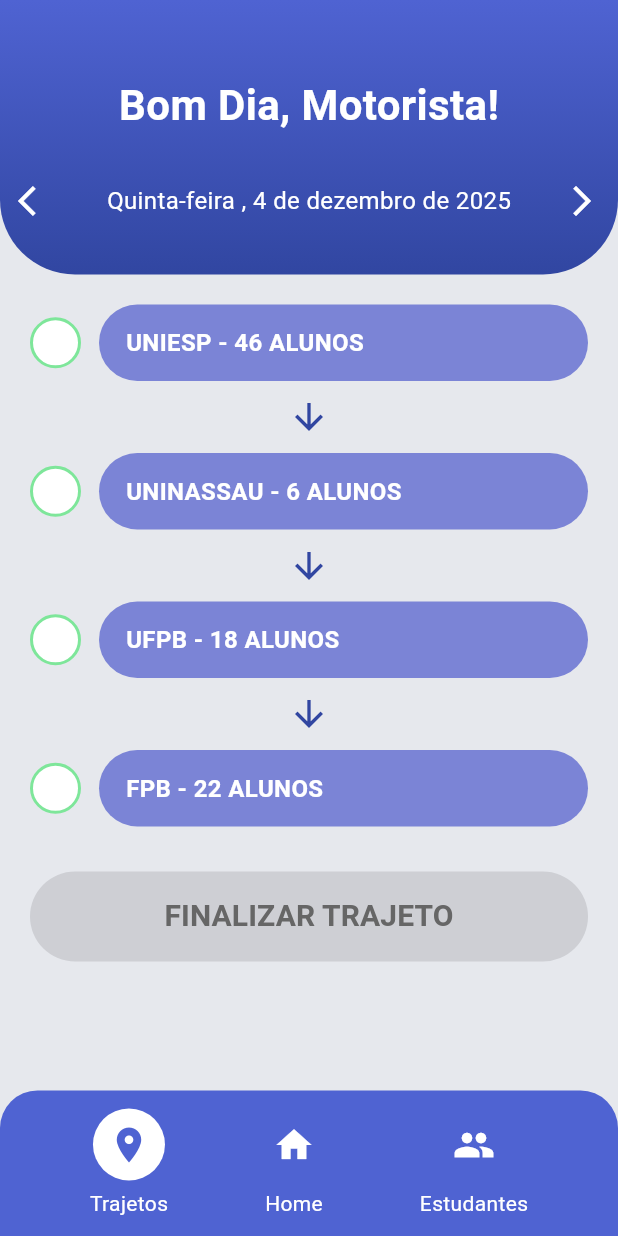
After one commit to nyc0tine/UniBus-Intermuncipal, a Flutter app: the TrajetosView screen opened by its route, on a phone screen of 412 x 824 dp. The commit adds this screen. Run offline on Flutter 3.47's test engine with Material 3 defaults, Android fonts, the phone set to English and light mode, and no system bars; our stand-ins replace cloud_firestore, firebase_auth, firebase_core, shared_preferences; accounts and stored records are empty; Roboto replaces fonts that are missing (Georgia).

Commit message:
alterações

```diff
--- a/lib/main.dart
+++ b/lib/main.dart
@@ -5,6 +5,11 @@ import 'package:firebase_core/firebase_core.dart';
 import 'viewmodels/login_viewmodel.dart';
 import 'views/login_view.dart';
 import 'firebase_options.dart';
+
+import 'views/home_estudante_view.dart';
+import 'views/lista_estudante_view.dart';
+import 'views/trajetos_view.dart'; // se existir
+
 
 Future<void> main() async {
   WidgetsFlutterBinding.ensureInitialized();
@@ -44,6 +49,12 @@ class UniBus extends StatelessWidget {
           900: Color(0xFF273088),
         }),
       ),
+
+      routes: {
+        '/homeEstudante': (context) => const HomeEstudanteView(),
+        '/trajetos': (context) => const TrajetosView(), // coloque sua view real aqui
+        '/listaEstudantes': (context) => const ListaEstudanteView(),
+      },
       home: const LoginView(),
     );
   }
--- a/lib/viewmodels/lista_estudante_viewmodel.dart
+++ b/lib/viewmodels/lista_estudante_viewmodel.dart
@@ -2,18 +2,17 @@ import 'package:flutter/material.dart';
 import '../models/lista_estudante_model.dart';
 
 class ListaEstudanteViewModel extends ChangeNotifier {
-  final List<String> instituicoes = [
-    "Todos",
-    "Uninassau",
-    "UFPB",
-    "UNIESP",
-  ];
+  final List<String> instituicoes = ["Todos", "Uninassau", "UFPB", "UNIESP"];
 
-  List<Estudante> _todosEstudantes = [
+  final List<Estudante> _todosEstudantes = [
     Estudante(id: "1", nome: "Ana Beatriz", instituicao: "Uninassau"),
     Estudante(id: "2", nome: "João Pedro", instituicao: "UFPB"),
     Estudante(id: "3", nome: "Maria Eduarda", instituicao: "UNIESP"),
     Estudante(id: "4", nome: "Lucas Henriques", instituicao: "UFPB"),
+    Estudante(id: "5", nome: "Carlos Silva", instituicao: "Uninassau"),
+    Estudante(id: "6", nome: "Juliana Costa", instituicao: "UNIESP"),
+    Estudante(id: "7", nome: "Felipe Oliveira", instituicao: "UFPB"),
+    Estudante(id: "8", nome: "Amanda Souza", instituicao: "Uninassau"),
   ];
 
   String _filtroAtual = "Todos";
@@ -21,7 +20,6 @@ class ListaEstudanteViewModel extends ChangeNotifier {
 
   List<Estudante> get estudantesFiltrados {
     if (_filtroAtual == "Todos") return _todosEstudantes;
-
     return _todosEstudantes
         .where((e) => e.instituicao == _filtroAtual)
         .toList();
--- /dev/null
+++ b/lib/viewmodels/trajetos_viewmodel.dart
@@ -0,0 +1,123 @@
+import 'package:flutter/material.dart';
+
+class TrajetosViewModel extends ChangeNotifier {
+  DateTime dataSelecionada = DateTime.now();
+
+  final List<Map<String, dynamic>> instituicoes = [
+    {'nome': 'UNIESP', 'alunos': 46},
+    {'nome': 'UNINASSAU', 'alunos': 6},
+    {'nome': 'UFPB', 'alunos': 18},
+    {'nome': 'FPB', 'alunos': 22},
+  ];
+
+  // Índice da última bolinha marcada (progresso). -1 = nada marcado
+  int ultimaMarcada = -1;
+
+  void avancarData() {
+    dataSelecionada = dataSelecionada.add(const Duration(days: 1));
+    notifyListeners();
+  }
+
+  void recuarData() {
+    dataSelecionada = dataSelecionada.subtract(const Duration(days: 1));
+    notifyListeners();
+  }
+
+  String getDataFormatada(DateTime d) {
+    // Formata data como 'Segunda-feira , 1 de dezembro de 2025'
+    final weekday = _weekdayPt(d.weekday);
+    final month = _monthPt(d.month);
+    return '$weekday , ${d.day} de $month de ${d.year}';
+  }
+
+  String _weekdayPt(int w) {
+    switch (w) {
+      case DateTime.monday:
+        return 'Segunda-feira';
+      case DateTime.tuesday:
+        return 'Terça-feira';
+      case DateTime.wednesday:
+        return 'Quarta-feira';
+      case DateTime.thursday:
+        return 'Quinta-feira';
+      case DateTime.friday:
+        return 'Sexta-feira';
+      case DateTime.saturday:
+        return 'Sábado';
+      case DateTime.sunday:
+      default:
+        return 'Domingo';
+    }
+  }
+
+  String _monthPt(int m) {
+    switch (m) {
+      case 1:
+        return 'janeiro';
+      case 2:
+        return 'fevereiro';
+      case 3:
+        return 'março';
+      case 4:
+        return 'abril';
+      case 5:
+        return 'maio';
+      case 6:
+        return 'junho';
+      case 7:
+        return 'julho';
+      case 8:
+        return 'agosto';
+      case 9:
+        return 'setembro';
+      case 10:
+        return 'outubro';
+      case 11:
+        return 'novembro';
+      case 12:
+      default:
+        return 'dezembro';
+    }
+  }
+
+  /// Tenta alternar a bolinha no índice [index].
+  /// Regras:
+  /// - Só é permitido marcar o próximo: index == ultimaMarcada + 1
+  /// - Só é permitido desmarcar o último marcado: index == ultimaMarcada
+  /// Retorna `null` se operação bem-sucedida, ou mensagem de erro caso contrário.
+  String? toggleIndice(int index) {
+    if (index < 0 || index >= instituicoes.length) {
+      return 'Índice inválido';
+    }
+
+    if (index == ultimaMarcada + 1) {
+      // marcar próximo
+      ultimaMarcada = index;
+      notifyListeners();
+      return null;
+    }
+
+    if (index == ultimaMarcada) {
+      // desmarcar último
+      ultimaMarcada = ultimaMarcada - 1;
+      notifyListeners();
+      return null;
+    }
+
+    // qualquer outra ação é inválida (pular ordem ou desmarcar abaixo do topo)
+    if (index > ultimaMarcada + 1) {
+      return 'Marque as paradas anteriores primeiro';
+    }
+    return 'Desmarque as paradas mais recentes primeiro';
+  }
+
+  bool isMarcado(int index) => index <= ultimaMarcada;
+
+  bool canFinalizar() => ultimaMarcada == instituicoes.length - 1;
+
+  void finalizarTrajeto() {
+    // Aqui você pode implementar lógica real (ex: enviar para backend)
+    // Por enquanto apenas notifica para permitir feedback na UI
+    notifyListeners();
+  }
+}
--- a/lib/views/home_motorista_view.dart
+++ b/lib/views/home_motorista_view.dart
@@ -70,9 +70,9 @@ class _HomeMotoristaViewState extends State<HomeMotoristaView> {
       ),
       child: Column(
         children: [
-          const Text(
-            "Bom Dia, Motorista!",
-            style: TextStyle(
+          Text(
+            "Bom Dia, ${vm.motoristaNome.isNotEmpty ? vm.motoristaNome : 'Motorista'}!",
+            style: const TextStyle(
               color: Colors.white,
               fontSize: 28,
               fontWeight: FontWeight.bold,
@@ -106,7 +106,7 @@ class _HomeMotoristaViewState extends State<HomeMotoristaView> {
                 },
               ),
             ],
-          )
+          ),
         ],
       ),
     );
@@ -115,8 +115,12 @@ class _HomeMotoristaViewState extends State<HomeMotoristaView> {
   // card Viagens de Hoje
   Widget cardViagensHoje(HomeMotoristaViewModel vm) {
     final viagem = vm.viagensHoje.isNotEmpty ? vm.viagensHoje.first : null;
-    final tipo = viagem != null ? (viagem['tipo'] as String?) ?? 'Viagem' : 'Sem viagem';
-    final passageiros = viagem != null ? (viagem['passageirosCount'] as int?) ?? 0 : 0;
+    final tipo = viagem != null
+        ? (viagem['tipo'] as String?) ?? 'Viagem'
+        : 'Sem viagem';
+    final passageiros = viagem != null
+        ? (viagem['passageirosCount'] as int?) ?? 0
+        : 0;
 
     return buildCard(
       icon: Icons.directions_bus,
@@ -136,8 +140,10 @@ class _HomeMotoristaViewState extends State<HomeMotoristaView> {
       icon: Icons.list_alt,
       title: "Lista de passageiros",
       children: [
-        Text("$contagem passageiros registrados",
-            style: const TextStyle(fontSize: 17)),
+        Text(
+          "$contagem passageiros registrados",
+          style: const TextStyle(fontSize: 17),
+        ),
       ],
     );
   }
@@ -153,10 +159,7 @@ class _HomeMotoristaViewState extends State<HomeMotoristaView> {
           children: [
             const Text("•  ", style: TextStyle(fontSize: 20)),
             Expanded(
-              child: Text(
-                primeiroAviso,
-                style: const TextStyle(fontSize: 17),
-              ),
+              child: Text(primeiroAviso, style: const TextStyle(fontSize: 17)),
             ),
           ],
         ),
@@ -173,12 +176,16 @@ class _HomeMotoristaViewState extends State<HomeMotoristaView> {
         Row(
           mainAxisAlignment: MainAxisAlignment.spaceBetween,
           children: [
-            Text("Selecionado:\n${vm.veiculo ?? 'Não especificado'}",
-              style: const TextStyle(fontSize: 17)),
-            Text("Placa:\n${vm.motoristaContato.isNotEmpty ? vm.motoristaContato : 'N/A'}",
-              style: const TextStyle(fontSize: 17)),
+            Text(
+              "Selecionado:\n${vm.veiculo ?? 'Não especificado'}",
+              style: const TextStyle(fontSize: 17),
+            ),
+            Text(
+              "Placa:\n${vm.motoristaContato.isNotEmpty ? vm.motoristaContato : 'N/A'}",
+              style: const TextStyle(fontSize: 17),
+            ),
           ],
-        )
+        ),
       ],
     );
   }
@@ -196,11 +203,7 @@ class _HomeMotoristaViewState extends State<HomeMotoristaView> {
         color: const Color(0xFFD9D9D9),
         borderRadius: BorderRadius.circular(25),
         boxShadow: const [
-          BoxShadow(
-            color: Colors.black26,
-            blurRadius: 6,
-            offset: Offset(2, 4),
-          )
+          BoxShadow(color: Colors.black26, blurRadius: 6, offset: Offset(2, 4)),
         ],
       ),
       child: Column(
@@ -241,16 +244,36 @@ class _HomeMotoristaViewState extends State<HomeMotoristaView> {
       child: Row(
         mainAxisAlignment: MainAxisAlignment.spaceEvenly,
         children: [
-          navButton(Icons.location_on, "Trajetos", false),
-          navButton(Icons.home, "Home", true),
-          navButton(Icons.people, "Estudantes", false),
+          navButton(Icons.location_on, "Trajetos", _selectedIndex == 0),
+          navButton(Icons.home, "Home", _selectedIndex == 1),
+          navButton(Icons.people, "Estudantes", _selectedIndex == 2),
         ],
       ),
     );
   }
 
   Widget navButton(IconData icon, String label, bool active) {
-    return Column(
+    return GestureDetector(
+      onTap: () {
+        // Atualiza estado visual do botão
+        setState(() {
+          if (label == 'Trajetos') {
+            _selectedIndex = 0;
+          } else if (label == 'Home') {
+            _selectedIndex = 1;
+          } else if (label == 'Estudantes') {
+            _selectedIndex = 2;
+          }
+        });
+
+        // Navega para a rota correspondente
+        if (label == 'Estudantes') {
+          Navigator.pushNamed(context, '/listaEstudantes');
+        } else if (label == 'Trajetos') {
+          Navigator.pushNamed(context, '/trajetos');
+        }
+      },
+      child: Column(
         mainAxisSize: MainAxisSize.min,
         children: [
           Container(
@@ -266,11 +289,9 @@ class _HomeMotoristaViewState extends State<HomeMotoristaView> {
             ),
           ),
           const SizedBox(height: 5),
-        Text(
-          label,
-          style: const TextStyle(color: Colors.white),
+          Text(label, style: const TextStyle(color: Colors.white)),
+        ],
       ),
-      ],
     );
   }
 }
--- /dev/null
+++ b/lib/views/trajetos_view.dart
@@ -0,0 +1,302 @@
+import 'package:flutter/material.dart';
+import 'package:provider/provider.dart';
+
+import '../viewmodels/trajetos_viewmodel.dart';
+
+class TrajetosView extends StatefulWidget {
+  const TrajetosView({super.key});
+
+  @override
+  State<TrajetosView> createState() => _TrajetosViewState();
+}
+
+class _TrajetosViewState extends State<TrajetosView>
+    with SingleTickerProviderStateMixin {
+  late AnimationController _controller;
+
+  @override
+  void initState() {
+    super.initState();
+    _controller = AnimationController(
+      vsync: this,
+      duration: const Duration(milliseconds: 1400),
+    )..repeat(reverse: true);
+  }
+
+  @override
+  void dispose() {
+    _controller.dispose();
+    super.dispose();
+  }
+
+  @override
+  Widget build(BuildContext context) {
+    return ChangeNotifierProvider(
+      create: (_) => TrajetosViewModel(),
+      child: Consumer<TrajetosViewModel>(
+        builder: (context, vm, _) {
+          return Scaffold(
+            backgroundColor: const Color(0xFFE6E8ED),
+            body: Column(
+              children: [
+                _buildHeader(vm),
+                const SizedBox(height: 10),
+                Expanded(
+                  child: SingleChildScrollView(
+                    padding: const EdgeInsets.symmetric(horizontal: 20),
+                    child: Column(
+                      children: [
+                        const SizedBox(height: 10),
+                        ..._buildInstituicoes(vm),
+                        const SizedBox(height: 30),
+                        SizedBox(
+                          width: double.infinity,
+                          height: 60,
+                          child: ElevatedButton(
+                            onPressed: vm.canFinalizar()
+                                ? () {
+                                    vm.finalizarTrajeto();
+                                    ScaffoldMessenger.of(context).showSnackBar(
+                                      const SnackBar(
+                                        content: Text('Trajeto finalizado'),
+                                      ),
+                                    );
+                                  }
+                                : null,
+                            style: ElevatedButton.styleFrom(
+                              shape: RoundedRectangleBorder(
+                                borderRadius: BorderRadius.circular(30),
+                              ),
+                              backgroundColor: vm.canFinalizar()
+                                  ? const Color(0xFF3948A3)
+                                  : const Color(0xFFD9D9D9),
+                            ),
+                            child: Text(
+                              'FINALIZAR TRAJETO',
+                              style: TextStyle(
+                                fontSize: 20,
+                                fontWeight: FontWeight.bold,
+                                color: vm.canFinalizar()
+                                    ? Colors.white
+                                    : const Color(0xFF666666),
+                              ),
+                            ),
+                          ),
+                        ),
+                        const SizedBox(height: 30),
+                      ],
+                    ),
+                  ),
+                ),
+              ],
+            ),
+            bottomNavigationBar: _buildBottomNavigation(context),
+          );
+        },
+      ),
+    );
+  }
+
+  Widget _buildHeader(TrajetosViewModel vm) {
+    return Container(
+      width: double.infinity,
+      padding: const EdgeInsets.only(top: 50, bottom: 25),
+      decoration: const BoxDecoration(
+        gradient: LinearGradient(
+          colors: [Color(0xFF4F63D2), Color(0xFF3146A1)],
+          begin: Alignment.topCenter,
+          end: Alignment.bottomCenter,
+        ),
+        borderRadius: BorderRadius.only(
+          bottomLeft: Radius.circular(50),
+          bottomRight: Radius.circular(50),
+        ),
+      ),
+      child: Column(
+        children: [
+          const Text(
+            'Bom Dia, Motorista!',
+            style: TextStyle(
+              color: Colors.white,
+              fontSize: 28,
+              fontWeight: FontWeight.bold,
+              fontFamily: 'Georgia',
+            ),
+          ),
+          const SizedBox(height: 20),
+          Row(
+            mainAxisAlignment: MainAxisAlignment.spaceBetween,
+            children: [
+              IconButton(
+                icon: const Icon(Icons.arrow_back_ios, color: Colors.white),
+                onPressed: () {
+                  vm.recuarData();
+                },
+              ),
+              Text(
+                vm.getDataFormatada(vm.dataSelecionada),
+                style: const TextStyle(color: Colors.white, fontSize: 16),
+              ),
+              IconButton(
+                icon: const Icon(Icons.arrow_forward_ios, color: Colors.white),
+                onPressed: () {
+                  vm.avancarData();
+                },
+              ),
+            ],
+          ),
+        ],
+      ),
+    );
+  }
+
+  List<Widget> _buildInstituicoes(TrajetosViewModel vm) {
+    final List<Widget> items = [];
+    for (var i = 0; i < vm.instituicoes.length; i++) {
+      final inst = vm.instituicoes[i];
+
+      items.add(
+        Row(
+          crossAxisAlignment: CrossAxisAlignment.center,
+          children: [
+            // indicador circular (clicável)
+            GestureDetector(
+              onTap: () {
+                final msg = vm.toggleIndice(i);
+                if (msg != null) {
+                  ScaffoldMessenger.of(
+                    context,
+                  ).showSnackBar(SnackBar(content: Text(msg)));
+                }
+              },
+              child: Container(
+                margin: const EdgeInsets.only(right: 12),
+                width: 34,
+                height: 34,
+                decoration: BoxDecoration(
+                  color: vm.isMarcado(i)
+                      ? const Color(0xFF7EE69A)
+                      : Colors.white,
+                  shape: BoxShape.circle,
+                  border: Border.all(color: const Color(0xFF7EE69A), width: 2),
+                ),
+                child: vm.isMarcado(i)
+                    ? const Icon(Icons.check, color: Colors.white)
+                    : const SizedBox.shrink(),
+              ),
+            ),
+
+            // pill
+            Expanded(
+              child: Container(
+                padding: const EdgeInsets.symmetric(
+                  vertical: 14,
+                  horizontal: 18,
+                ),
+                decoration: BoxDecoration(
+                  color: const Color(0xFF7B84D6),
+                  borderRadius: BorderRadius.circular(40),
+                ),
+                child: Text(
+                  '${inst['nome'].toString().toUpperCase()} - ${inst['alunos']} ALUNOS',
+                  style: const TextStyle(
+                    color: Colors.white,
+                    fontSize: 16,
+                    fontWeight: FontWeight.bold,
+                  ),
+                ),
+              ),
+            ),
+          ],
+        ),
+      );
+
+      // se não for o último, adicionar seta com animação
+      if (i != vm.instituicoes.length - 1) {
+        final shouldAnimate = vm.ultimaMarcada == i;
+        items.add(
+          Padding(
+            padding: const EdgeInsets.symmetric(vertical: 10),
+            child: Center(
+              child: shouldAnimate
+                  ? FadeTransition(
+                      opacity: CurvedAnimation(
+                        parent: _controller,
+                        curve: Curves.easeInOut,
+                      ),
+                      child: const Icon(
+                        Icons.arrow_downward,
+                        color: Color(0xFF3146A1),
+                        size: 28,
+                      ),
+                    )
+                  : const Icon(
+                      Icons.arrow_downward,
+                      color: Color(0xFF3146A1),
+                      size: 28,
+                    ),
+            ),
+          ),
+        );
+      }
+    }
+    return items;
+  }
+
+  Widget _buildBottomNavigation(BuildContext context) {
+    return Container(
+      padding: const EdgeInsets.symmetric(vertical: 12),
+      decoration: const BoxDecoration(
+        color: Color(0xFF4F63D2),
+        borderRadius: BorderRadius.only(
+          topLeft: Radius.circular(25),
+          topRight: Radius.circular(25),
+        ),
+      ),
+      child: Row(
+        mainAxisAlignment: MainAxisAlignment.spaceEvenly,
+        children: [
+          _navButton(Icons.location_on, 'Trajetos', true, () {
+            // já está na tela trajetos
+          }),
+          _navButton(Icons.home, 'Home', false, () {
+            Navigator.pushNamed(context, '/homeEstudante');
+          }),
+          _navButton(Icons.people, 'Estudantes', false, () {
+            Navigator.pushNamed(context, '/listaEstudantes');
+          }),
+        ],
+      ),
+    );
+  }
+
+  Widget _navButton(
+    IconData icon,
+    String label,
+    bool active,
+    VoidCallback onTap,
+  ) {
+    return GestureDetector(
+      onTap: onTap,
+      child: Column(
+        mainAxisSize: MainAxisSize.min,
+        children: [
+          Container(
+            padding: const EdgeInsets.all(10),
+            decoration: BoxDecoration(
+              color: active ? Colors.white : Colors.transparent,
+              shape: BoxShape.circle,
+            ),
+            child: Icon(
+              icon,
+              size: 28,
+              color: active ? const Color(0xFF4F63D2) : Colors.white,
+            ),
+          ),
+          const SizedBox(height: 5),
+          Text(label, style: const TextStyle(color: Colors.white)),
+        ],
+      ),
+    );
+  }
+}
--- a/pubspec.yaml
+++ b/pubspec.yaml
@@ -39,6 +39,7 @@ dependencies:
   cloud_firestore: ^6.1.0
   firebase_auth: ^6.1.2
   firebase_storage: ^13.0.4
+  shared_preferences: ^2.3.2
 
 dev_dependencies:
   flutter_test:
```
Also changed, not shown: lib/viewmodels/home_motorista_viewmodel.dart (+20 -6 lines), lib/viewmodels/login_viewmodel.dart (+45 -1 lines), lib/views/lista_estudante_view.dart (+9 -7 lines), lib/views/reset_senha_view.dart (+3 -4 lines), lib/views/selecao_perfil_view.dart (+3 -11 lines), pubspec.lock, 1 other file. Lines whose indentation alone changed are shown as unchanged.
